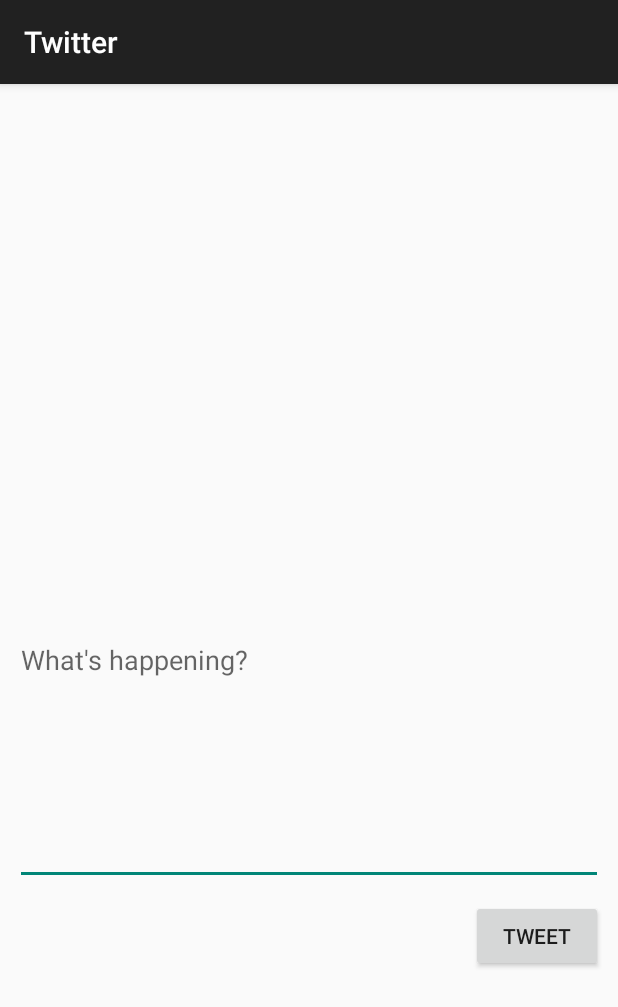
After one commit to amyhuyen98/MySimpleTweets, an Android app: the ComposeActivity screen opened directly, with no data from a screen before it, on a phone screen of 412 x 824 dp. The commit adds this screen. Shown: the top 1007 px of the screen. Run offline under Robolectric (Android 15) with nearby library versions, the phone set to English and light mode, and no system bars; libraries missing offline, so code that uses them is left out: com.loopj.android, cz.msebera.android, org.parceler; 1 statement that could not run was skipped.

Commit message:
Implemented compose tweet feature

```diff
--- a/app/build.gradle
+++ b/app/build.gradle
@@ -42,6 +42,8 @@ dependencies {
     implementation 'com.loopj.android:android-async-http:1.4.9'
     // Room for simple persistence with an ORM
     implementation "android.arch.persistence.room:runtime:1.0.0"
+    implementation 'org.parceler:parceler-api:1.1.6'
+    annotationProcessor 'org.parceler:parceler:1.1.6'
     implementation 'com.android.support.constraint:constraint-layout:1.1.2'
     annotationProcessor "android.arch.persistence.room:compiler:1.0.0"
     implementation 'com.facebook.stetho:stetho:1.5.0'
--- /dev/null
+++ b/app/src/main/java/com/codepath/apps/restclienttemplate/ComposeActivity.java
@@ -0,0 +1,59 @@
+package com.codepath.apps.restclienttemplate;
+
+import android.content.Intent;
+import android.os.Bundle;
+import android.support.v7.app.AppCompatActivity;
+import android.util.Log;
+import android.view.View;
+import android.widget.Button;
+import android.widget.EditText;
+
+import com.loopj.android.http.JsonHttpResponseHandler;
+
+import org.json.JSONException;
+import org.json.JSONObject;
+import org.parceler.Parcels;
+
+import cz.msebera.android.httpclient.Header;
+
+public class ComposeActivity extends AppCompatActivity {
+
+    EditText etText;
+    Button btnTweet;
+    TwitterClient client;
+
+    @Override
+    protected void onCreate(Bundle savedInstanceState) {
+        super.onCreate(savedInstanceState);
+        setContentView(R.layout.activity_compose);
+        client = TwitterApp.getRestClient(this);
+        etText = (EditText) findViewById(R.id.etText);
+        btnTweet = (Button) findViewById(R.id.btnTweet);
+    }
+
+    public void onPostTweet(View view){
+        client.sendTweet(etText.getText().toString(), new JsonHttpResponseHandler(){
+            @Override
+            public void onSuccess(int statusCode, Header[] headers, JSONObject response) {
+                Tweet newTweet;
+                try {
+                     newTweet = Tweet.fromJSON(response);
+                    // prepare data intent
+                    Intent intent = new Intent();
+
+                    // pass relevant data back as result
+                    intent.putExtra("newTweet", Parcels.wrap(newTweet));
+                    setResult(RESULT_OK, intent);
+                    finish();
+                } catch (JSONException e) {
+                    e.printStackTrace();
+                }
+            }
+            @Override
+            public void onFailure(int statusCode, Header[] headers, String responseString, Throwable throwable) {
+                Log.d("TwitterClient", responseString);
+                throwable.printStackTrace();
+            }
+        });
+    }
+}
--- a/app/src/main/java/com/codepath/apps/restclienttemplate/Tweet.java
+++ b/app/src/main/java/com/codepath/apps/restclienttemplate/Tweet.java
@@ -6,11 +6,13 @@ import com.codepath.apps.restclienttemplate.models.User;
 
 import org.json.JSONException;
 import org.json.JSONObject;
+import org.parceler.Parcel;
 
 import java.text.ParseException;
 import java.text.SimpleDateFormat;
 import java.util.Locale;
 
+@Parcel
 public class Tweet {
 
     // list out the attributes
@@ -20,6 +22,7 @@ public class Tweet {
     public String createdAt;
     public String relativeDate;
 
+    public Tweet(){}
 
     // deserialize the JSON
     public static Tweet fromJSON(JSONObject jsonObject) throws JSONException{
--- a/app/src/main/java/com/codepath/apps/restclienttemplate/models/User.java
+++ b/app/src/main/java/com/codepath/apps/restclienttemplate/models/User.java
@@ -2,7 +2,9 @@ package com.codepath.apps.restclienttemplate.models;
 
 import org.json.JSONException;
 import org.json.JSONObject;
+import org.parceler.Parcel;
 
+@Parcel
 public class User {
 
     // list the attributes
@@ -11,6 +13,7 @@ public class User {
     public String screenName;
     public String profileImageUrl;
 
+    public User(){}
 
     // deserialize the JSON
     public static User fromJSON(JSONObject json) throws JSONException{
--- /dev/null
+++ b/app/src/main/res/layout/activity_compose.xml
@@ -0,0 +1,29 @@
+<?xml version="1.0" encoding="utf-8"?>
+<RelativeLayout xmlns:android="http://schemas.android.com/apk/res/android"
+    xmlns:app="http://schemas.android.com/apk/res-auto"
+    xmlns:tools="http://schemas.android.com/tools"
+    android:layout_width="match_parent"
+    android:layout_height="match_parent"
+    tools:context=".ComposeActivity">
+
+    <Button
+        android:id="@+id/btnTweet"
+        android:layout_width="wrap_content"
+        android:layout_height="wrap_content"
+        android:layout_below="@id/etText"
+        android:layout_alignRight="@id/etText"
+        android:onClick="onPostTweet"
+        android:text="Tweet"
+        tools:layout_editor_absoluteX="257dp"
+        tools:layout_editor_absoluteY="425dp" />
+
+    <EditText
+        android:id="@+id/etText"
+        android:layout_width="match_parent"
+        android:layout_height="300dp"
+        android:layout_margin="10dp"
+        android:layout_centerInParent="true"
+        android:hint="What's happening?"
+        tools:layout_editor_absoluteX="10dp"
+        tools:layout_editor_absoluteY="96dp" />
+</RelativeLayout>
--- a/app/src/main/res/values/strings.xml
+++ b/app/src/main/res/values/strings.xml
@@ -1,7 +1,7 @@
 <?xml version="1.0" encoding="utf-8"?>
 <resources>
 
-    <string name="app_name"></string>
+    <string name="app_name">Twitter</string>
     <string name="login_label">Log in</string>
     <string name="intent_scheme">oauth</string>
     <string name="intent_host">tweetsCodePath</string>
```
Also changed, not shown: app/src/main/java/com/codepath/apps/restclienttemplate/TimelineActivity.java (+31 -0 lines), app/src/main/java/com/codepath/apps/restclienttemplate/TwitterClient.java (+10 -2 lines), app/src/main/res/drawable/ic_launcher_background.xml (added, +74 -0 lines), app/src/main/res/menu/menu_main.xml (added, +11 -0 lines), app/src/main/res/drawable/ic_vector_compose.png (added).
